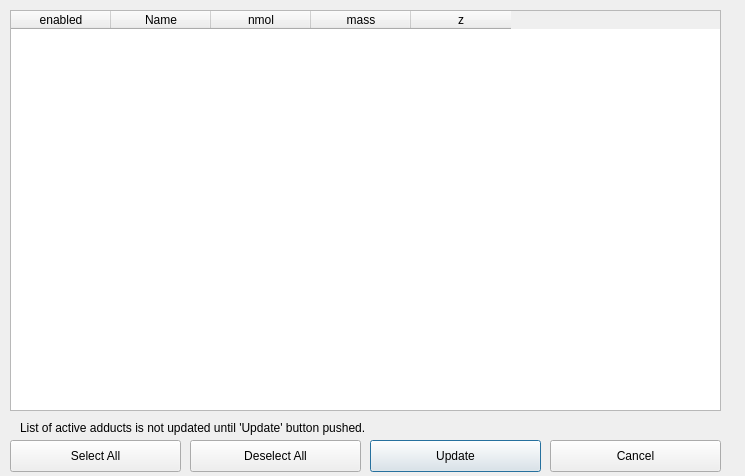
First picture: the form in src/maven/forms/selectadductsdialog.ui, repository eugenemel/maven, before the edit.
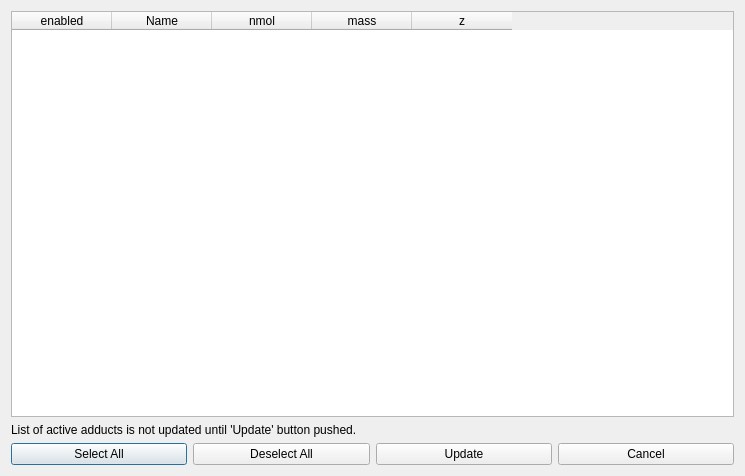
Second picture: the form after the edit.

Commit message: Issue 76: Lay out adduct components in grid.

```diff
--- a/src/maven/forms/selectadductsdialog.ui
+++ b/src/maven/forms/selectadductsdialog.ui
@@ -13,15 +13,9 @@
   <property name="windowTitle">
    <string>Select Active Adducts</string>
   </property>
+  <layout class="QGridLayout" name="gridLayout">
+   <item row="0" column="0" colspan="4">
   <widget class="QTableWidget" name="tblAdducts">
-   <property name="geometry">
-    <rect>
-     <x>10</x>
-     <y>10</y>
-     <width>711</width>
-     <height>401</height>
-    </rect>
-   </property>
    <property name="columnCount">
     <number>5</number>
    </property>
@@ -54,71 +48,43 @@
     </property>
    </column>
   </widget>
-  <widget class="QPushButton" name="btnUpdate">
-   <property name="geometry">
-    <rect>
-     <x>370</x>
-     <y>440</y>
-     <width>171</width>
-     <height>32</height>
-    </rect>
-   </property>
+   </item>
+   <item row="1" column="0" colspan="4">
+    <widget class="QLabel" name="label">
    <property name="text">
-    <string>Update</string>
-   </property>
-  </widget>
-  <widget class="QPushButton" name="btnCancel">
-   <property name="geometry">
-    <rect>
-     <x>550</x>
-     <y>440</y>
-     <width>171</width>
-     <height>32</height>
-    </rect>
-   </property>
-   <property name="text">
-    <string>Cancel</string>
-   </property>
-  </widget>
+      <string>List of active adducts is not updated until 'Update' button pushed.</string>
+     </property>
+    </widget>
+   </item>
+   <item row="2" column="0">
   <widget class="QPushButton" name="btnSelectAll">
-   <property name="geometry">
-    <rect>
-     <x>10</x>
-     <y>440</y>
-     <width>171</width>
-     <height>32</height>
-    </rect>
-   </property>
    <property name="text">
     <string>Select All</string>
    </property>
   </widget>
+   </item>
+   <item row="2" column="1">
   <widget class="QPushButton" name="btnDeselectAll">
-   <property name="geometry">
-    <rect>
-     <x>190</x>
-     <y>440</y>
-     <width>171</width>
-     <height>32</height>
-    </rect>
-   </property>
    <property name="text">
     <string>Deselect All</string>
    </property>
   </widget>
-  <widget class="QLabel" name="label">
-   <property name="geometry">
-    <rect>
-     <x>20</x>
-     <y>420</y>
-     <width>681</width>
-     <height>16</height>
-    </rect>
-   </property>
+   </item>
+   <item row="2" column="2">
+    <widget class="QPushButton" name="btnUpdate">
+     <property name="text">
+      <string>Update</string>
+     </property>
+    </widget>
+   </item>
+   <item row="2" column="3">
+    <widget class="QPushButton" name="btnCancel">
    <property name="text">
-    <string>List of active adducts is not updated until 'Update' button pushed.</string>
-   </property>
-  </widget>
+      <string>Cancel</string>
+     </property>
+    </widget>
+   </item>
+  </layout>
  </widget>
  <resources/>
  <connections/>
```
Lines whose indentation alone changed are shown as unchanged.
